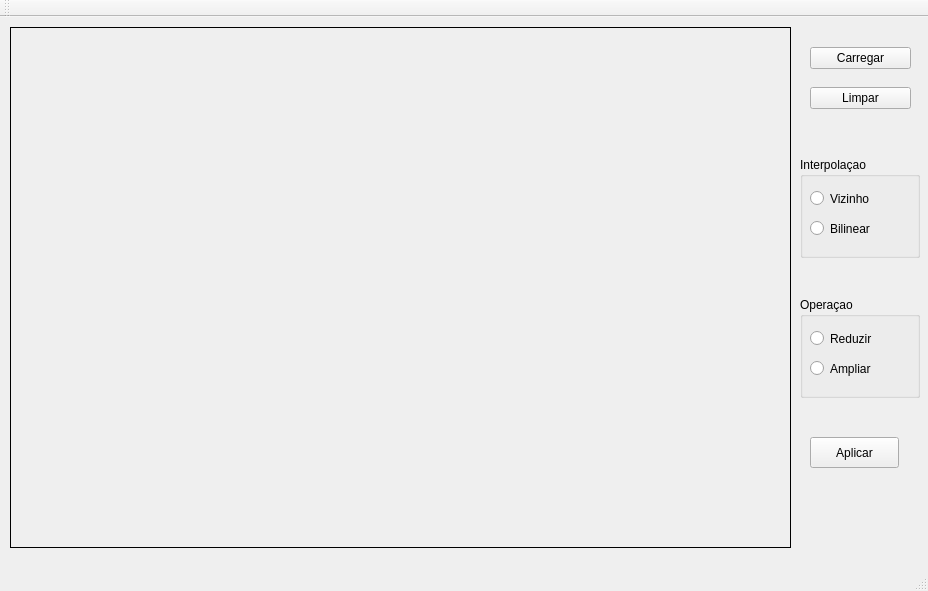
First picture: the form in 01-Interpolacao/mainwindow.ui, repository FeBarbosa/PI, before the edit.
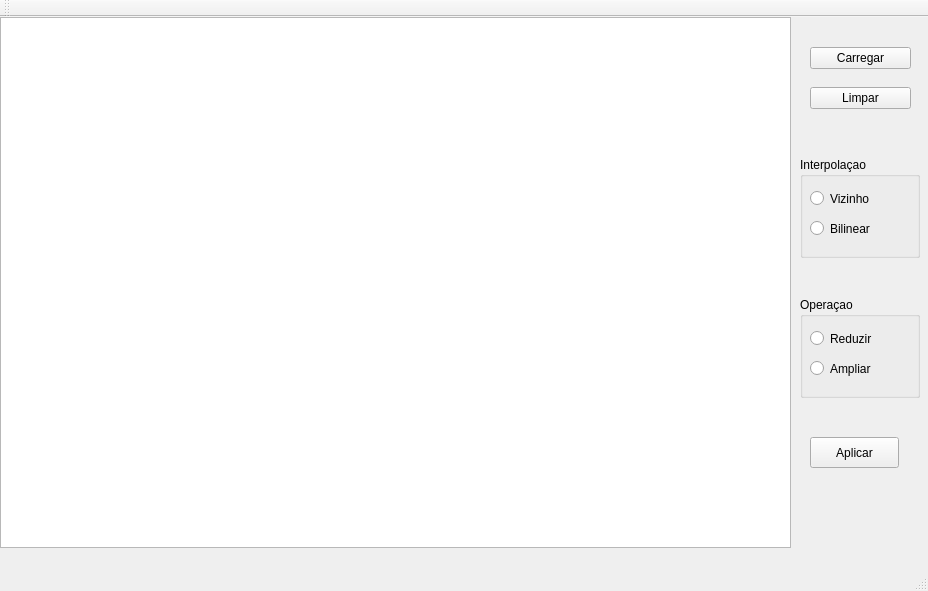
Second picture: the form after the edit.

The edit to the form file:
```diff
--- a/01-Interpolacao/mainwindow.ui
+++ b/01-Interpolacao/mainwindow.ui
@@ -14,22 +14,6 @@
    <string>MainWindow</string>
   </property>
   <widget class="QWidget" name="centralWidget">
-   <widget class="QLabel" name="imagem">
-    <property name="geometry">
-     <rect>
-      <x>10</x>
-      <y>10</y>
-      <width>781</width>
-      <height>521</height>
-     </rect>
-    </property>
-    <property name="frameShape">
-     <enum>QFrame::Box</enum>
-    </property>
-    <property name="text">
-     <string/>
-    </property>
-   </widget>
    <widget class="QPushButton" name="carregar">
     <property name="geometry">
      <rect>
@@ -147,6 +131,16 @@
      <string>Aplicar</string>
     </property>
    </widget>
+   <widget class="QGraphicsView" name="imagem">
+    <property name="geometry">
+     <rect>
+      <x>0</x>
+      <y>0</y>
+      <width>791</width>
+      <height>531</height>
+     </rect>
+    </property>
+   </widget>
   </widget>
   <widget class="QMenuBar" name="menuBar">
    <property name="geometry">
```
Left out of the diff: 2 changed lines with no effect on the pictures.
